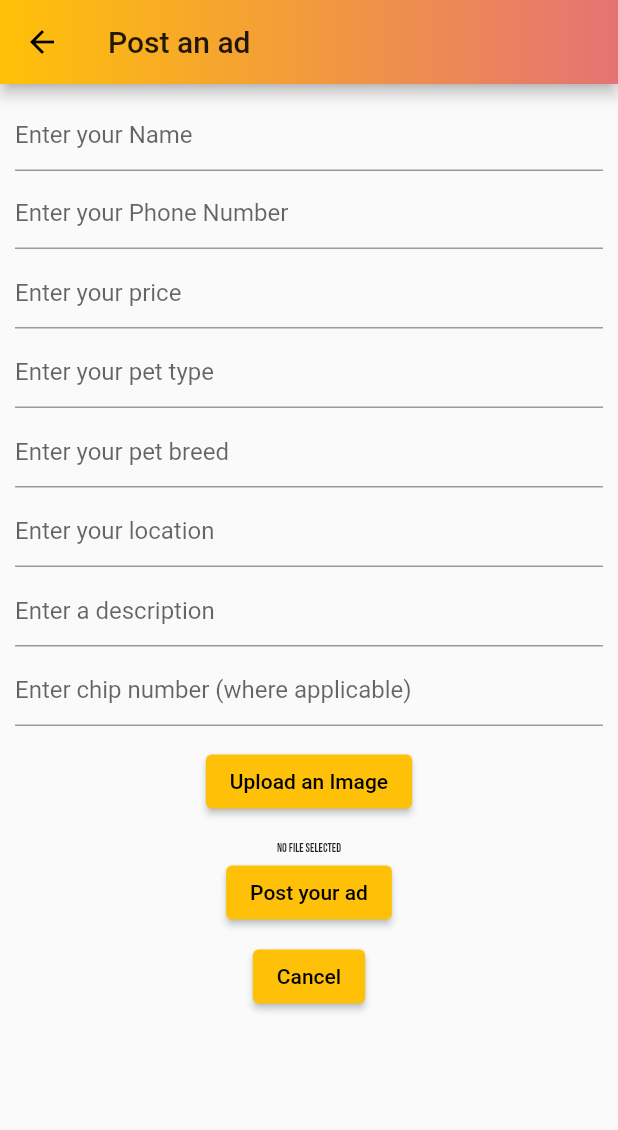
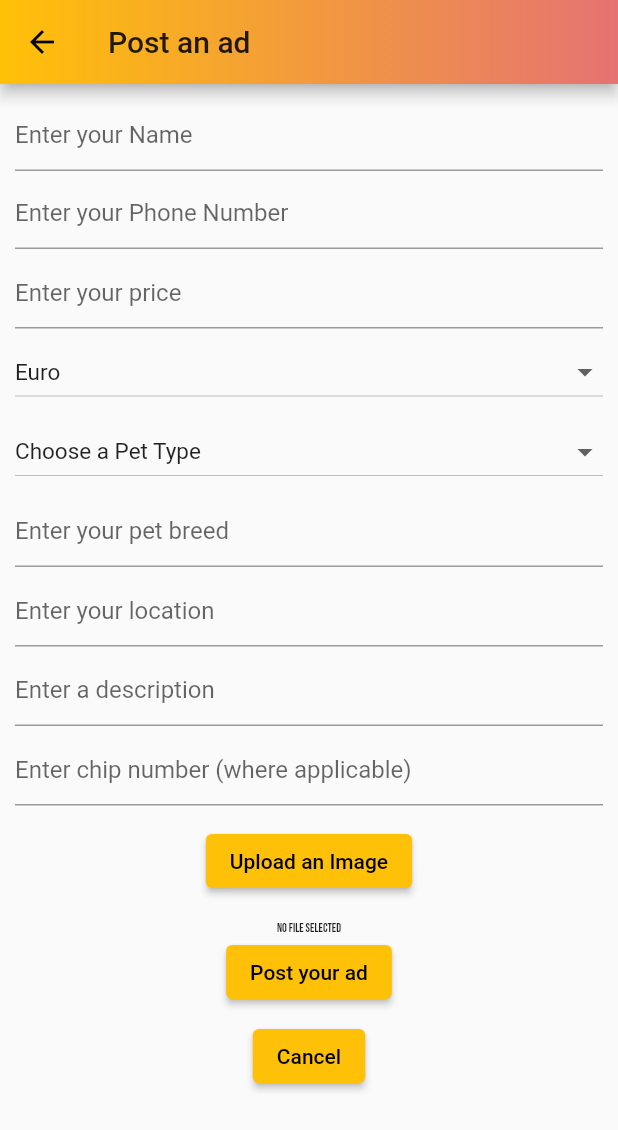
Before and after one commit to JayH117-AppDev/pedigreejh, a Flutter app: the UploadPage screen opened directly, on a phone screen of 412 x 824 dp. Shown: the top 1130 px of the screen. Run offline on Flutter 3.47's test engine with Material 2 defaults, Android fonts, the light colour scheme and no system bars; our stand-ins replace cloud_firestore, file_picker, firebase_auth, firebase_core, firebase_storage, timeago; accounts and stored records are empty.

Commit message:
Post fixed

```diff
--- a/lib/HomeScreen.dart
+++ b/lib/HomeScreen.dart
@@ -265,7 +265,7 @@ class _HomeScreenState extends State<HomeScreen> {
                   Padding(
                     padding: const EdgeInsets.all(16.0),
                     child: Text(
-                      '\$ '+pets.docs[i]['petPrice'],
+                      pets.docs[i]['petPrice'],
                       style: TextStyle(
                         fontFamily: "Bebas",
                         letterSpacing: 2.0,
--- a/lib/uploadPage.dart
+++ b/lib/uploadPage.dart
@@ -42,6 +42,15 @@ class _UploadPageState extends State<UploadPage> {
   UploadTask task;
 
   petMethods petObj = new petMethods();
+
+  static final List<String> petsList = ['Choose a Pet Type','Dog', 'Cat', 'Horse', 'Cattle', 'Avian', 'Marine', 'Exotic', 'Other'];
+
+  static final List<String> currencies = ['Euro', 'Pound'];
+  String curr;
+  String initial = petsList.first;
+  String initialCurr = currencies.first;
+
+
 
 
   @override
@@ -96,11 +105,40 @@ class _UploadPageState extends State<UploadPage> {
                     },
                   ),
                   SizedBox(height: 5.0),
-                  TextField(
-                    decoration: InputDecoration(hintText: 'Enter your pet type'),
-                    onChanged: (value) {
+                  DropdownButton<String>(
+                    isExpanded: true,
+                    value: initialCurr,
+                    items: currencies.map((item) => DropdownMenuItem(
+                      child: Text(
+                        item,
+                        style: TextStyle(
+                          fontSize: 15,
+                        ),
+                      ),
+                      value: item,
+                    )).toList(),
+                    onChanged: (value) => setState((){
+                      this.initialCurr = value;
+                      this.curr = value;
+                    }) ,
+                  ),
+                  SizedBox(height: 5.0),
+                  DropdownButton<String>(
+                    isExpanded: true,
+                    value: initial,
+                    items: petsList.map((item) => DropdownMenuItem(
+                      child: Text(
+                        item,
+                        style: TextStyle(
+                          fontSize: 15,
+                        ),
+                      ),
+                      value: item,
+                    )).toList(),
+                    onChanged: (value) => setState((){
+                      this.initial = value;
                       this.petType = value;
-                    },
+                    }) ,
                   ),
                   SizedBox(height: 5.0),
                   TextField(
@@ -153,6 +191,7 @@ class _UploadPageState extends State<UploadPage> {
                     ),
                     onPressed: (){
                       uploadFile();
+                      showAlertDialog();
                       Navigator.push(context, MaterialPageRoute(builder: (context) => HomeScreen()));
                     },
                   ),
@@ -175,6 +214,26 @@ class _UploadPageState extends State<UploadPage> {
     );
 
   }
+
+  Future<void> showAlertDialog() async{
+    return showDialog(
+        context: this.context,
+        barrierDismissible: true,
+        builder: (context){
+          return AlertDialog(
+            title: Text('Post Successful'),
+            content: Text('Your ad has been successfully posted'),
+            actions: <Widget>[
+              TextButton(
+                  onPressed: (){
+                    Navigator.pop(context);
+                  },
+              ),
+            ],
+          );
+        });
+  }
+
 
   Future selectFile() async{
 
@@ -201,11 +260,18 @@ class _UploadPageState extends State<UploadPage> {
     final urlDownload = await snapshot.ref.getDownloadURL();
     fileUrl = urlDownload;
 
+    if(this.curr == 'Euro'){
+      this.curr = '€';
+    }
+    else{
+      this.curr = '£';
+    }
+
     Map<String, dynamic> petData ={
       'userName': this.userName,
       'uId': userId,
       'userNumber': this.userNumber,
-      'petPrice': this.petPrice,
+      'petPrice': this.curr+this.petPrice,
       'petType': this.petType,
       'petBreed': this.petBreed,
       'petLocation': this.petLocation,
```
